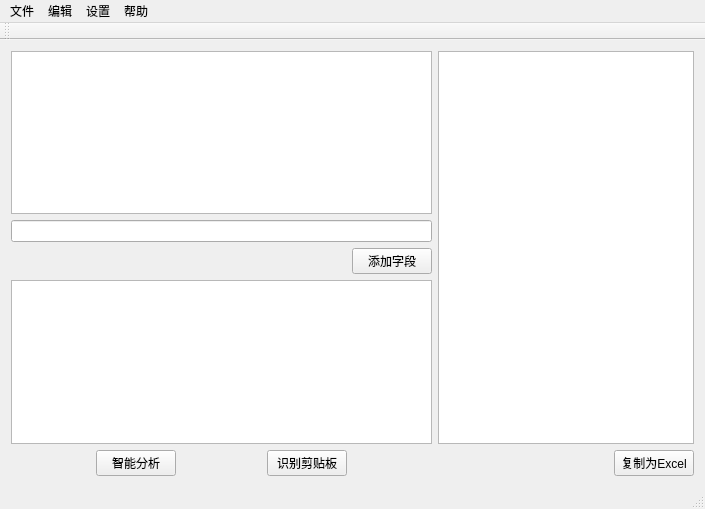
First picture: the form in ListAutoSort/ListAutoSort.ui, repository iwxyi/ListAutoSort, before the edit.
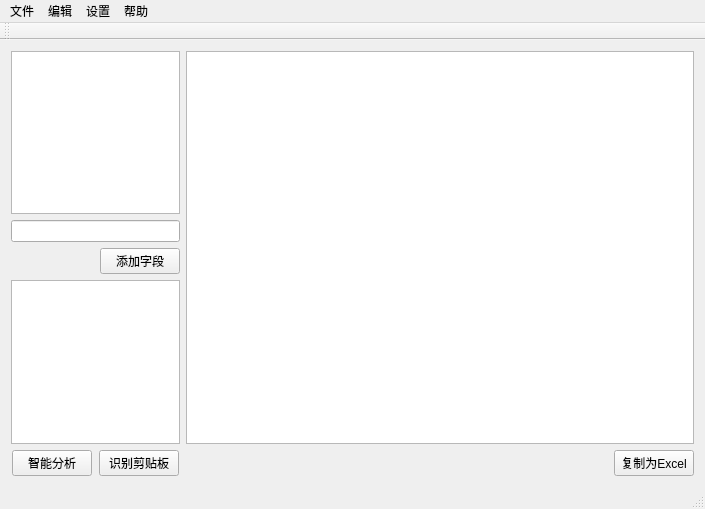
Second picture: the form after the edit.

The edit to the form file:
```diff
--- a/ListAutoSort/ListAutoSort.ui
+++ b/ListAutoSort/ListAutoSort.ui
@@ -16,7 +16,7 @@
   <widget class="QWidget" name="centralWidget">
    <layout class="QHBoxLayout" name="horizontalLayout_2">
     <item>
-     <layout class="QHBoxLayout" name="horizontalLayout" stretch="1,0">
+     <layout class="QHBoxLayout" name="horizontalLayout" stretch="1,3">
       <item>
        <layout class="QVBoxLayout" name="inputVLayout">
         <property name="sizeConstraint">
```
Left out of the diff: 2 changed lines with no effect on the pictures.
